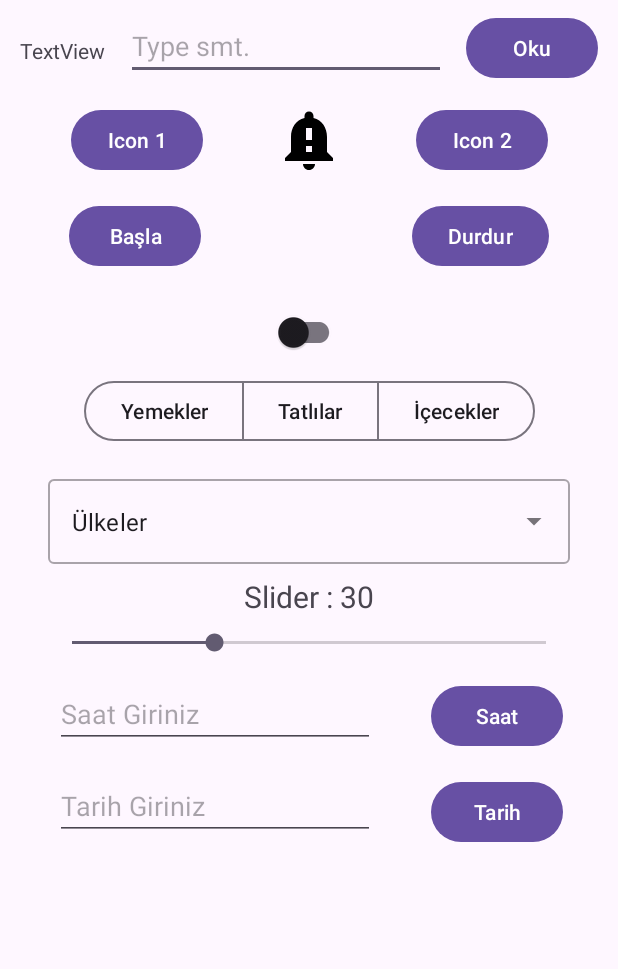
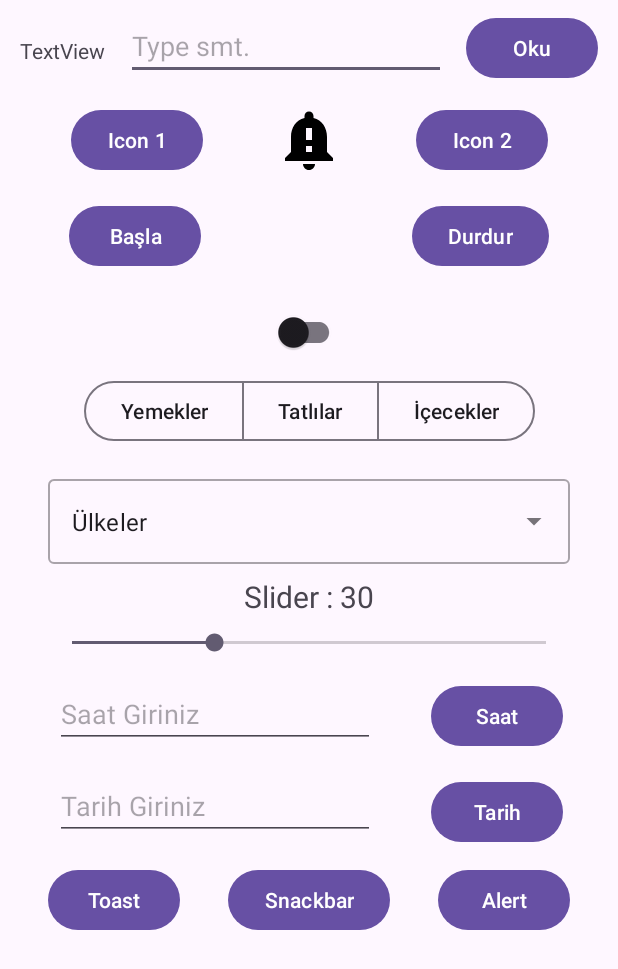
Before and after one commit to mustafakbaser/UsingWidgets, an Android app: the screen it shows after launch (MainActivity), on a phone screen of 412 x 824 dp. Shown: the top 969 px of the screen. Run offline under Robolectric (Android 15) with nearby library versions, the phone set to English and light mode, and no system bars.

Commit message:
Lecture 9

```diff
--- a/app/src/main/res/layout/activity_main.xml
+++ b/app/src/main/res/layout/activity_main.xml
@@ -258,5 +258,38 @@
             app:layout_constraintStart_toEndOf="@+id/editTextTarih"
             app:layout_constraintTop_toBottomOf="@+id/buttonSaat" />
 
+        <Button
+            android:id="@+id/buttonToast"
+            android:layout_width="wrap_content"
+            android:layout_height="wrap_content"
+            android:layout_marginTop="16dp"
+            android:text="Toast"
+            app:layout_constraintEnd_toStartOf="@+id/buttonSnackbar"
+            app:layout_constraintHorizontal_bias="0.5"
+            app:layout_constraintStart_toStartOf="parent"
+            app:layout_constraintTop_toBottomOf="@+id/editTextTarih" />
+
+        <Button
+            android:id="@+id/buttonSnackbar"
+            android:layout_width="wrap_content"
+            android:layout_height="wrap_content"
+            android:layout_marginTop="16dp"
+            android:text="Snackbar"
+            app:layout_constraintEnd_toStartOf="@+id/buttonAlert"
+            app:layout_constraintHorizontal_bias="0.5"
+            app:layout_constraintStart_toEndOf="@+id/buttonToast"
+            app:layout_constraintTop_toBottomOf="@+id/editTextTarih" />
+
+        <Button
+            android:id="@+id/buttonAlert"
+            android:layout_width="wrap_content"
+            android:layout_height="wrap_content"
+            android:layout_marginTop="16dp"
+            android:text="Alert"
+            app:layout_constraintEnd_toEndOf="parent"
+            app:layout_constraintHorizontal_bias="0.5"
+            app:layout_constraintStart_toEndOf="@+id/buttonSnackbar"
+            app:layout_constraintTop_toBottomOf="@+id/editTextTarih" />
+
     </androidx.constraintlayout.widget.ConstraintLayout>
 </ScrollView>
```
Also changed, not shown: app/src/main/java/net/mustafabaser/usingwidgets/MainActivity.java (+36 -0 lines). Lines whose indentation alone changed are shown as unchanged.
